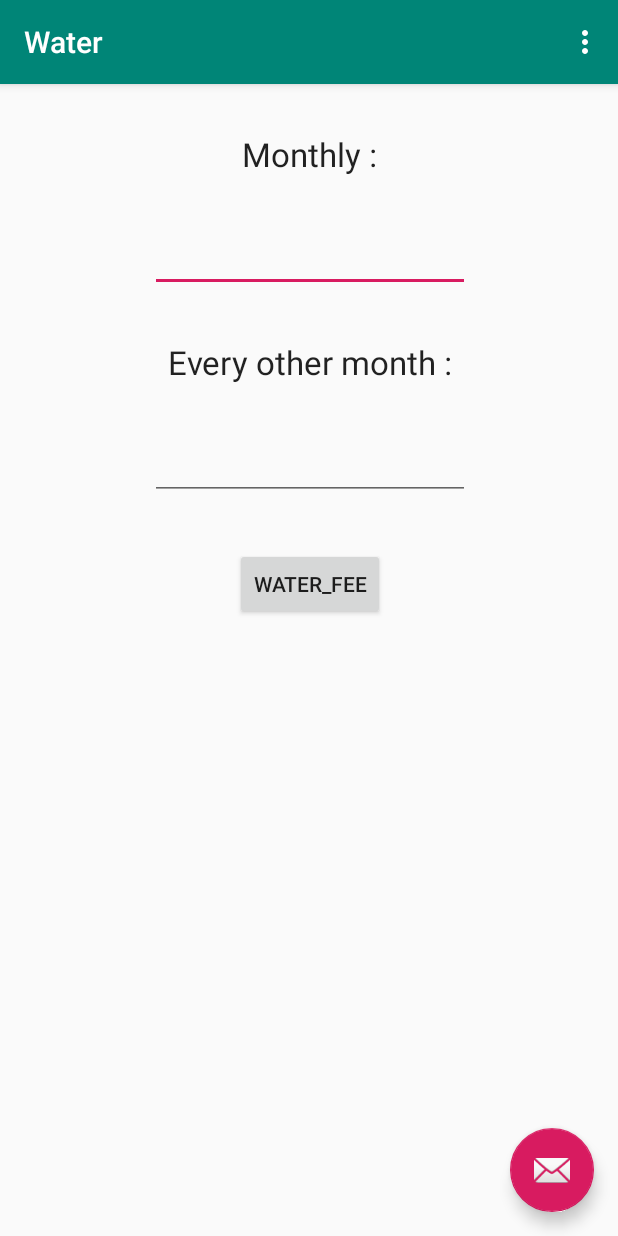
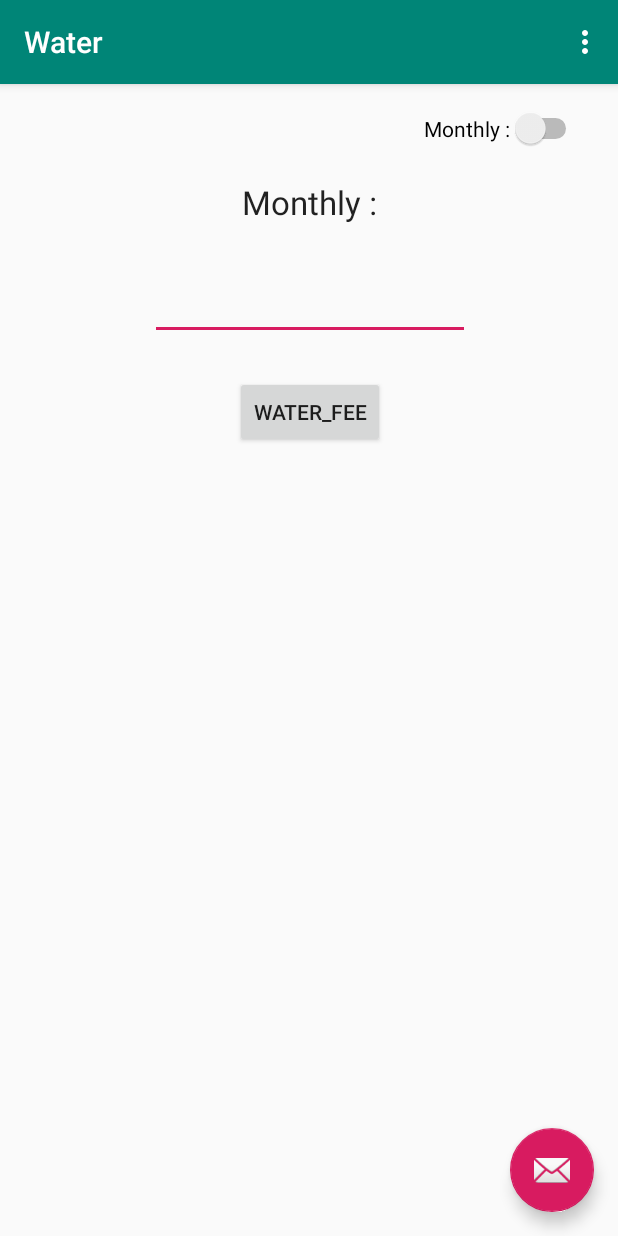
Before and after one commit to lincindiawang/MidTest, an Android app: the screen it shows after launch (MainActivity), after a tap on "WATER_FEE", on a phone screen of 412 x 824 dp. Run offline under Robolectric (Android 15) with nearby library versions, the phone set to English and light mode, and no system bars.

Commit message:
1126 3rd

```diff
--- a/app/src/main/java/com/fju/water/MainActivity.java
+++ b/app/src/main/java/com/fju/water/MainActivity.java
@@ -15,12 +15,18 @@ import android.view.View;
 import android.view.Menu;
 import android.view.MenuItem;
 import android.widget.Button;
+import android.widget.CompoundButton;
 import android.widget.EditText;
+import android.widget.Switch;
+import android.widget.TextView;
 
 public class MainActivity extends AppCompatActivity {
 
     private EditText month;
-    private EditText next;
+//    private EditText next;
+
+
+    boolean isNext = false;
 
     @Override
     protected void onCreate(Bundle savedInstanceState) {
@@ -29,7 +35,7 @@ public class MainActivity extends AppCompatActivity {
         Toolbar toolbar = findViewById(R.id.toolbar);
         setSupportActionBar(toolbar);
         month = findViewById(R.id.month);
-        next = findViewById(R.id.next);
+//        next = findViewById(R.id.next);
 
         FloatingActionButton fab = findViewById(R.id.fab);
         fab.setOnClickListener(new View.OnClickListener() {
@@ -103,16 +109,27 @@ public class MainActivity extends AppCompatActivity {
                 Btn();
             }
         });
+        Switch sw = findViewById(R.id.sw);
+        sw.setOnCheckedChangeListener(new CompoundButton.OnCheckedChangeListener() {
+            @Override
+            public void onCheckedChanged(CompoundButton buttonView, boolean isChecked) {
+                isNext = isChecked;
+                TextView text = findViewById(R.id.type);
+                text.setText(isNext ? getString(R.string.every_other_month) : getString(R.string.monthly));
+
+            }
+        });
     }
     public void Btn(){
 
         String MonthS = month.getText().toString();
-        String NextS = next.getText().toString();
+//        String NextS = next.getText().toString();
 
         if (!TextUtils.isEmpty(MonthS)){
 
+
             float mon = Float.parseFloat(MonthS);
-            Float fee;
+            float fee =0;
 
             if(mon >= 1 && mon<=10 ){
                 fee = mon *7.35f;
@@ -136,36 +153,37 @@ public class MainActivity extends AppCompatActivity {
 //                    .setMessage("費用" + fee )
 //                    .setPositiveButton(getString(R.string.OK),null)
 //                    .show();
-        }else {
-            if (!TextUtils.isEmpty(NextS)){
-//                float fee;
-                float nex = Float.parseFloat(NextS);
-                Float fee;
-
-                if (nex >=1  &&nex<=20){
-                    fee= nex*7.35f;
-
-                }else if (nex>=21&& nex<=60){
-                    fee= (nex*9.45f)-42f;
-
-                }else if (nex>=61&&nex<=100){
-                    fee =(nex*11.55f)-168f;
-
-                }else {
-                    fee=(nex*12.075f)-220.5f;
-
-                }
-                Intent intent = new Intent(this,ResultActivity.class);
-                intent.putExtra(getString(R.string.extra_fee), fee);
-                startActivity(intent);
+        }
+//        else {
+//            if (!TextUtils.isEmpty(NextS)){
+//                float fee =0;
+//                float nex = Float.parseFloat(NextS);
+////                Float fee;
+//
+//                if (nex >=1  &&nex<=20){
+//                    fee= nex*7.35f;
+//
+//                }else if (nex>=21&& nex<=60){
+//                    fee= (nex*9.45f)-42f;
+//
+//                }else if (nex>=61&&nex<=100){
+//                    fee =(nex*11.55f)-168f;
+//
+//                }else {
+//                    fee=(nex*12.075f)-220.5f;
+//
+//                }
+//                Intent intent = new Intent(this,ResultActivity.class);
+//                intent.putExtra(getString(R.string.extra_fee), fee);
+//                startActivity(intent);
 //                new AlertDialog.Builder(MainActivity.this)
 //                        .setTitle("隔月抄表費用")
 //                        .setMessage("費用" + fee)
 //                        .setPositiveButton("OK",null)
 //                        .show();
-            }
-
-        }
+//            }
+//
+//        }
         }
 
 
--- a/app/src/main/res/layout/content_main.xml
+++ b/app/src/main/res/layout/content_main.xml
@@ -9,10 +9,10 @@
     tools:showIn="@layout/activity_main">
 
     <TextView
-        android:id="@+id/textView"
+        android:id="@+id/type"
         android:layout_width="wrap_content"
         android:layout_height="wrap_content"
-        android:layout_marginTop="32dp"
+        android:layout_marginTop="64dp"
         android:text="@string/monthly"
         android:textAppearance="@style/TextAppearance.AppCompat.Large"
         app:layout_constraintEnd_toEndOf="parent"
@@ -26,41 +26,29 @@
         android:layout_marginTop="32dp"
         android:ems="10"
         android:inputType="numberDecimal"
-        app:layout_constraintEnd_toEndOf="@+id/textView"
-        app:layout_constraintStart_toStartOf="@+id/textView"
-        app:layout_constraintTop_toBottomOf="@+id/textView" />
-
-    <TextView
-        android:id="@+id/textView2"
-        android:layout_width="wrap_content"
-        android:layout_height="wrap_content"
-        android:layout_marginTop="32dp"
-        android:text="@string/every_other_month"
-        android:textAppearance="@style/TextAppearance.AppCompat.Large"
-        app:layout_constraintEnd_toEndOf="@+id/month"
-        app:layout_constraintStart_toStartOf="@+id/month"
-        app:layout_constraintTop_toBottomOf="@+id/month" />
-
-    <EditText
-        android:id="@+id/next"
-        android:layout_width="wrap_content"
-        android:layout_height="wrap_content"
-        android:layout_marginTop="32dp"
-        android:ems="10"
-        android:inputType="numberDecimal"
-        app:layout_constraintEnd_toEndOf="@+id/textView2"
-        app:layout_constraintStart_toStartOf="@+id/textView2"
-        app:layout_constraintTop_toBottomOf="@+id/textView2" />
+        app:layout_constraintEnd_toEndOf="@+id/type"
+        app:layout_constraintStart_toStartOf="@+id/type"
+        app:layout_constraintTop_toBottomOf="@+id/type" />
 
     <Button
         android:id="@+id/button"
         android:layout_width="wrap_content"
         android:layout_height="wrap_content"
-        android:layout_marginTop="32dp"
+        android:layout_marginTop="24dp"
         android:onClick="Btn"
         android:text="@string/water_fee"
-        app:layout_constraintEnd_toEndOf="@+id/next"
-        app:layout_constraintStart_toStartOf="@+id/next"
-        app:layout_constraintTop_toBottomOf="@+id/next" />
+        app:layout_constraintEnd_toEndOf="@+id/month"
+        app:layout_constraintStart_toStartOf="@+id/month"
+        app:layout_constraintTop_toBottomOf="@+id/month" />
+
+    <Switch
+        android:id="@+id/sw"
+        android:layout_width="wrap_content"
+        android:layout_height="wrap_content"
+        android:layout_marginTop="16dp"
+        android:layout_marginEnd="24dp"
+        android:text="@string/monthly"
+        app:layout_constraintEnd_toEndOf="parent"
+        app:layout_constraintTop_toTopOf="parent" />
 
 </androidx.constraintlayout.widget.ConstraintLayout>
```
